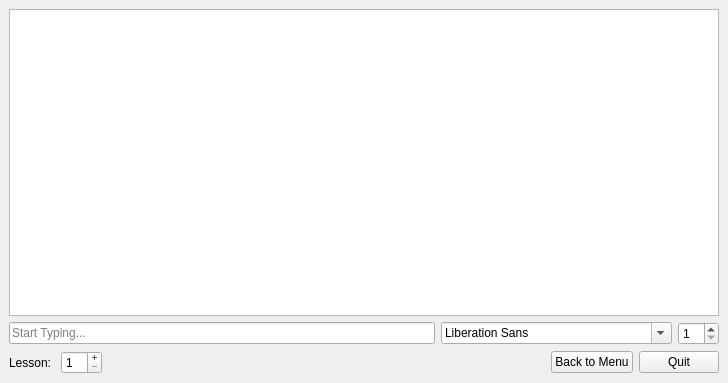
leonidbelyaev/touch-typing-tutorial, file src/design/typing.ui: the form before one commit.
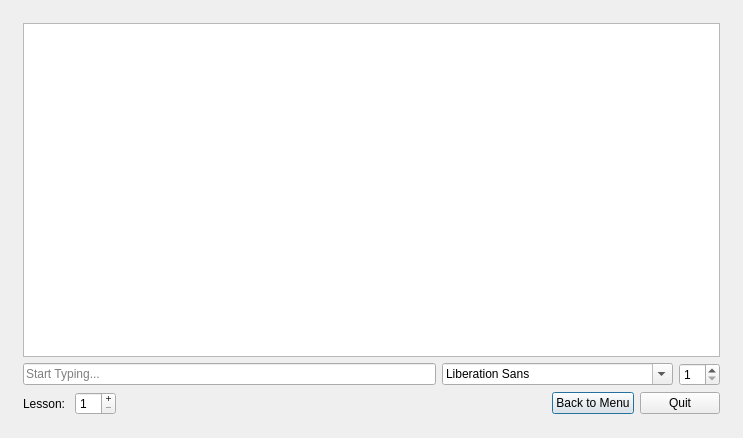
The form after the commit.

What changed in the file:
```diff
--- a/src/design/typing.ui
+++ b/src/design/typing.ui
@@ -1,24 +1,34 @@
 <?xml version="1.0" encoding="UTF-8"?>
 <ui version="4.0">
- <class>MainWindow</class>
- <widget class="QMainWindow" name="MainWindow">
+ <class>Dialog</class>
+ <widget class="QDialog" name="Dialog">
   <property name="geometry">
    <rect>
     <x>0</x>
     <y>0</y>
-    <width>728</width>
-    <height>383</height>
+    <width>743</width>
+    <height>438</height>
    </rect>
   </property>
   <property name="windowTitle">
    <string>[name] — Touch Typing Tutorial</string>
   </property>
-  <widget class="QWidget" name="centralwidget">
-   <layout class="QVBoxLayout" name="verticalLayout">
-    <item>
-     <widget class="QTextBrowser" name="textBrowser"/>
-    </item>
-    <item>
+  <layout class="QGridLayout" name="gridLayout_2">
+   <item row="0" column="0">
+    <layout class="QGridLayout" name="gridLayout">
+     <property name="leftMargin">
+      <number>12</number>
+     </property>
+     <property name="topMargin">
+      <number>12</number>
+     </property>
+     <property name="rightMargin">
+      <number>12</number>
+     </property>
+     <property name="bottomMargin">
+      <number>12</number>
+     </property>
+     <item row="1" column="0">
      <layout class="QHBoxLayout" name="horizontalLayout">
       <item>
        <widget class="QLineEdit" name="lineEdit">
@@ -39,7 +49,10 @@
       </item>
      </layout>
     </item>
-    <item>
+     <item row="0" column="0">
+      <widget class="QTextBrowser" name="textBrowser"/>
+     </item>
+     <item row="2" column="0">
      <layout class="QHBoxLayout" name="horizontalLayout_2">
       <item>
        <layout class="QFormLayout" name="formLayout">
@@ -92,7 +105,8 @@
      </layout>
     </item>
    </layout>
-  </widget>
+   </item>
+  </layout>
  </widget>
  <resources/>
  <connections/>
```
Left out of the diff: 2 changed lines with no effect on the pictures. Lines whose indentation alone changed are shown as unchanged.
